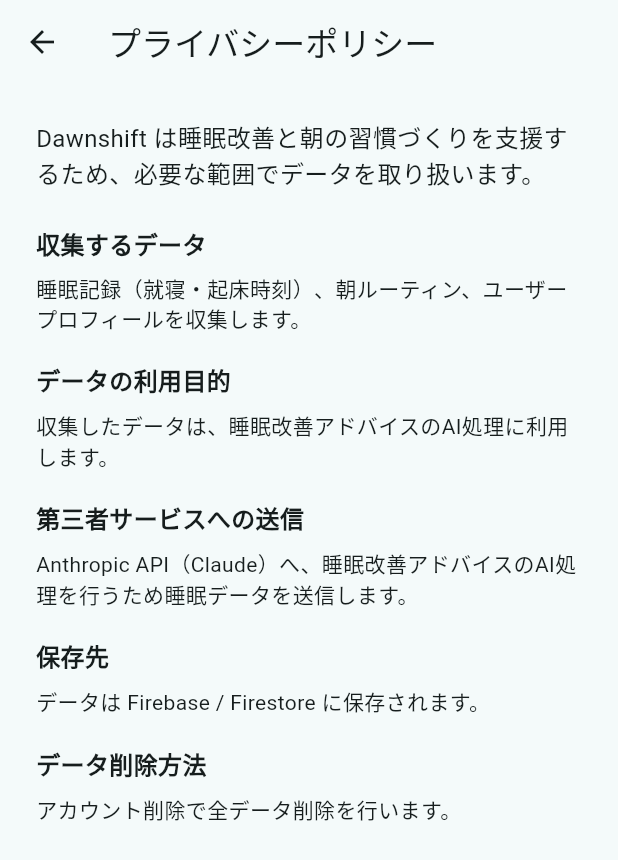
After one commit to h-sasaki-private/dawnshift, a Flutter app: the SettingsPage screen opened directly, after a tap on "プライバシーポリシー", on a phone screen of 412 x 824 dp. The commit adds this screen. Shown: the top 860 px of the screen. Run offline on Flutter 3.47's test engine with Material 3 defaults, Android fonts, the phone set to English and light mode, and no system bars; our stand-ins replace cloud_firestore, firebase_auth, firebase_core, flutter_dotenv, package_info_plus; missing offline and left inert: purchases_flutter; accounts and stored records are empty.

Commit message:
Add settings and privacy policy pages (#16)
Co-authored-by: 佐々木勇斗 <hsasa@Mac-mini.local>

```diff
--- /dev/null
+++ b/lib/features/settings/privacy_policy_page.dart
@@ -0,0 +1,58 @@
+import 'package:flutter/material.dart';
+
+class PrivacyPolicyPage extends StatelessWidget {
+  const PrivacyPolicyPage({super.key});
+
+  @override
+  Widget build(BuildContext context) {
+    return Scaffold(
+      appBar: AppBar(title: const Text('プライバシーポリシー')),
+      body: ListView(
+        padding: const EdgeInsets.all(24),
+        children: const [
+          Text(
+            'Dawnshift は睡眠改善と朝の習慣づくりを支援するため、必要な範囲でデータを取り扱います。',
+            style: TextStyle(fontSize: 16),
+          ),
+          SizedBox(height: 24),
+          _Section(
+            title: '収集するデータ',
+            body: '睡眠記録（就寝・起床時刻）、朝ルーティン、ユーザープロフィールを収集します。',
+          ),
+          _Section(title: 'データの利用目的', body: '収集したデータは、睡眠改善アドバイスのAI処理に利用します。'),
+          _Section(
+            title: '第三者サービスへの送信',
+            body: 'Anthropic API（Claude）へ、睡眠改善アドバイスのAI処理を行うため睡眠データを送信します。',
+          ),
+          _Section(title: '保存先', body: 'データは Firebase / Firestore に保存されます。'),
+          _Section(title: 'データ削除方法', body: 'アカウント削除で全データ削除を行います。'),
+        ],
+      ),
+    );
+  }
+}
+
+class _Section extends StatelessWidget {
+  const _Section({required this.title, required this.body});
+
+  final String title;
+  final String body;
+
+  @override
+  Widget build(BuildContext context) {
+    return Padding(
+      padding: const EdgeInsets.only(bottom: 20),
+      child: Column(
+        crossAxisAlignment: CrossAxisAlignment.start,
+        children: [
+          Text(
+            title,
+            style: const TextStyle(fontSize: 16, fontWeight: FontWeight.w700),
+          ),
+          const SizedBox(height: 8),
+          Text(body),
+        ],
+      ),
+    );
+  }
+}
--- /dev/null
+++ b/lib/features/settings/settings_page.dart
@@ -0,0 +1,124 @@
+import 'package:dawnshift/features/auth/auth_service.dart';
+import 'package:dawnshift/features/settings/privacy_policy_page.dart';
+import 'package:flutter/material.dart';
+import 'package:package_info_plus/package_info_plus.dart';
+
+class SettingsPage extends StatefulWidget {
+  const SettingsPage({super.key, this.authService});
+
+  final AuthService? authService;
+
+  @override
+  State<SettingsPage> createState() => _SettingsPageState();
+}
+
+class _SettingsPageState extends State<SettingsPage> {
+  late final Future<PackageInfo> _packageInfoFuture;
+
+  @override
+  void initState() {
+    super.initState();
+    _packageInfoFuture = PackageInfo.fromPlatform();
+  }
+
+  Future<void> _confirmDeleteAccount() async {
+    final authService = widget.authService;
+    if (authService == null) {
+      ScaffoldMessenger.of(context).showSnackBar(
+        const SnackBar(content: Text('認証情報がないためアカウント削除は利用できません。')),
+      );
+      return;
+    }
+
+    final confirmed = await showDialog<bool>(
+      context: context,
+      builder: (context) {
+        return AlertDialog(
+          title: const Text('アカウントを削除しますか？'),
+          content: const Text('この操作は取り消せません。'),
+          actions: [
+            TextButton(
+              key: const Key('cancel-delete-account'),
+              onPressed: () => Navigator.of(context).pop(false),
+              child: const Text('キャンセル'),
+            ),
+            FilledButton(
+              key: const Key('confirm-delete-account'),
+              onPressed: () => Navigator.of(context).pop(true),
+              child: const Text('削除する'),
+            ),
+          ],
+        );
+      },
+    );
+
+    if (confirmed != true || !mounted) {
+      return;
+    }
+
+    await authService.deleteAccount();
+    if (!mounted) {
+      return;
+    }
+
+    ScaffoldMessenger.of(
+      context,
+    ).showSnackBar(const SnackBar(content: Text('アカウントを削除しました。')));
+  }
+
+  @override
+  Widget build(BuildContext context) {
+    return Scaffold(
+      appBar: AppBar(title: const Text('設定')),
+      body: ListView(
+        padding: const EdgeInsets.all(24),
+        children: [
+          const Text('アプリ情報とプライバシー設定を確認できます。', style: TextStyle(fontSize: 16)),
+          const SizedBox(height: 24),
+          Card(
+            child: ListTile(
+              title: const Text('アプリバージョン'),
+              subtitle: FutureBuilder<PackageInfo>(
+                future: _packageInfoFuture,
+                builder: (context, snapshot) {
+                  if (!snapshot.hasData) {
+                    return const Text('読み込み中...');
+                  }
+
+                  return Text(
+                    '${snapshot.data!.version}+${snapshot.data!.buildNumber}',
+                  );
+                },
+              ),
+            ),
+          ),
+          const SizedBox(height: 12),
+          Card(
+            child: ListTile(
+              key: const Key('open-privacy-policy'),
+              title: const Text('プライバシーポリシー'),
+              subtitle: const Text('収集データと利用目的を確認する'),
+              trailing: const Icon(Icons.chevron_right),
+              onTap: () {
+                Navigator.of(context).push(
+                  MaterialPageRoute<void>(
+                    builder: (_) => const PrivacyPolicyPage(),
+                  ),
+                );
+              },
+            ),
+          ),
+          const SizedBox(height: 24),
+          FilledButton.tonal(
+            key: const Key('delete-account'),
+            onPressed: _confirmDeleteAccount,
+            style: FilledButton.styleFrom(
+              foregroundColor: Theme.of(context).colorScheme.error,
+            ),
+            child: const Text('アカウントを削除'),
+          ),
+        ],
+      ),
+    );
+  }
+}
--- a/lib/main.dart
+++ b/lib/main.dart
@@ -2,22 +2,22 @@ import 'package:firebase_core/firebase_core.dart';
 import 'package:flutter/material.dart';
 
 import 'firebase_options.dart';
+import 'features/auth/auth_service.dart';
 import 'features/onboarding/onboarding_app.dart';
 import 'features/onboarding/onboarding_repository.dart';
 import 'features/sleep/sleep_record_repository.dart';
 
 Future<void> main() async {
   WidgetsFlutterBinding.ensureInitialized();
-  await Firebase.initializeApp(
-    options: DefaultFirebaseOptions.currentPlatform,
-  );
+  await Firebase.initializeApp(options: DefaultFirebaseOptions.currentPlatform);
   runApp(const App());
 }
 
 class App extends StatefulWidget {
-  const App({super.key, this.repository});
+  const App({super.key, this.repository, this.authService});
 
   final OnboardingRepository? repository;
+  final AuthService? authService;
 
   @override
   State<App> createState() => _AppState();
@@ -36,7 +36,8 @@ class _AppState extends State<App> {
 
   Future<OnboardingRepository> _buildRepository() async {
     final localStore = await createSharedPreferencesStore();
-    final profileId = localStore.getString('onboarding_profile_id') ??
+    final profileId =
+        localStore.getString('onboarding_profile_id') ??
         'profile-${DateTime.now().millisecondsSinceEpoch}';
 
     if (localStore.getString('onboarding_profile_id') == null) {
@@ -57,9 +58,7 @@ class _AppState extends State<App> {
       builder: (context, snapshot) {
         if (!snapshot.hasData) {
           return const MaterialApp(
-            home: Scaffold(
-              body: Center(child: CircularProgressIndicator()),
-            ),
+            home: Scaffold(body: Center(child: CircularProgressIndicator())),
           );
         }
 
@@ -70,7 +69,12 @@ class _AppState extends State<App> {
               seedColor: const Color(0xFF3C6E71),
             ),
           ),
-          home: OnboardingApp(repository: snapshot.data!),
+          home: OnboardingApp(
+            repository: snapshot.data!,
+            authService:
+                widget.authService ??
+                AuthService(provider: FirebaseAuthProvider()),
+          ),
         );
       },
     );
--- a/pubspec.yaml
+++ b/pubspec.yaml
@@ -31,6 +31,7 @@ dependencies:
   http: ^1.2.2
   flutter_dotenv: ^5.2.1
   purchases_flutter: ^9.16.1
+  package_info_plus: ^8.0.0
 
 dev_dependencies:
   flutter_test:
```
Also changed, not shown: lib/features/auth/auth_service.dart (+36 -7 lines), lib/features/onboarding/onboarding_app.dart (+24 -4 lines), pubspec.lock, 5 other files.
